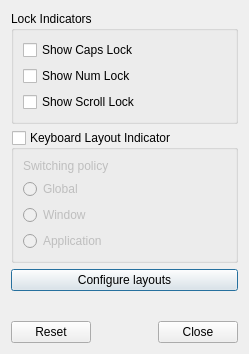
Qt form plugin-kbindicator/src/kbdstateconfig.ui (lxqt/lxqt-panel) before a commit.
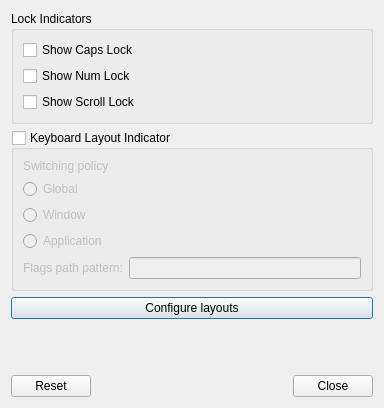
The same form after that commit.

Commit message: kbindicator: Add basic support for country flags

Patch:
```diff
--- a/plugin-kbindicator/src/kbdstateconfig.ui
+++ b/plugin-kbindicator/src/kbdstateconfig.ui
@@ -6,8 +6,8 @@
    <rect>
     <x>0</x>
     <y>0</y>
-    <width>249</width>
-    <height>354</height>
+    <width>384</width>
+    <height>408</height>
    </rect>
   </property>
   <property name="windowTitle">
@@ -55,15 +55,15 @@
      <property name="checked">
       <bool>false</bool>
      </property>
-     <layout class="QVBoxLayout" name="verticalLayout_2">
-      <item>
+     <layout class="QGridLayout" name="gridLayout">
+      <item row="0" column="0" colspan="2">
        <widget class="QLabel" name="policyLabel">
         <property name="text">
          <string>Switching policy</string>
         </property>
        </widget>
       </item>
-      <item>
+      <item row="1" column="0" colspan="2">
        <widget class="QRadioButton" name="switchGlobal">
         <property name="text">
          <string>Global</string>
@@ -73,7 +73,7 @@
         </attribute>
        </widget>
       </item>
-      <item>
+      <item row="2" column="0" colspan="2">
        <widget class="QRadioButton" name="switchWindow">
         <property name="text">
          <string>Window</string>
@@ -83,7 +83,7 @@
         </attribute>
        </widget>
       </item>
-      <item>
+      <item row="3" column="0" colspan="2">
        <widget class="QRadioButton" name="switchApplication">
         <property name="text">
          <string>Application</string>
@@ -93,6 +93,21 @@
         </attribute>
        </widget>
       </item>
+      <item row="4" column="0">
+       <widget class="QLabel" name="label">
+        <property name="text">
+         <string>Flags path pattern:</string>
+        </property>
+       </widget>
+      </item>
+      <item row="4" column="1">
+       <widget class="QLineEdit" name="layoutFlagPattern">
+        <property name="toolTip">
+         <string>File path pattern for country flags. Must contain &lt;strong&gt;%1&lt;/strong&gt; which is replaced by the two letter ISO country code (lower case).&lt;br/&gt;
+Example: /usr/share/iso-flags-svg/country-squared/%1.svg</string>
+        </property>
+       </widget>
+      </item>
      </layout>
     </widget>
    </item>
```
The commit also changes 6 other files.
